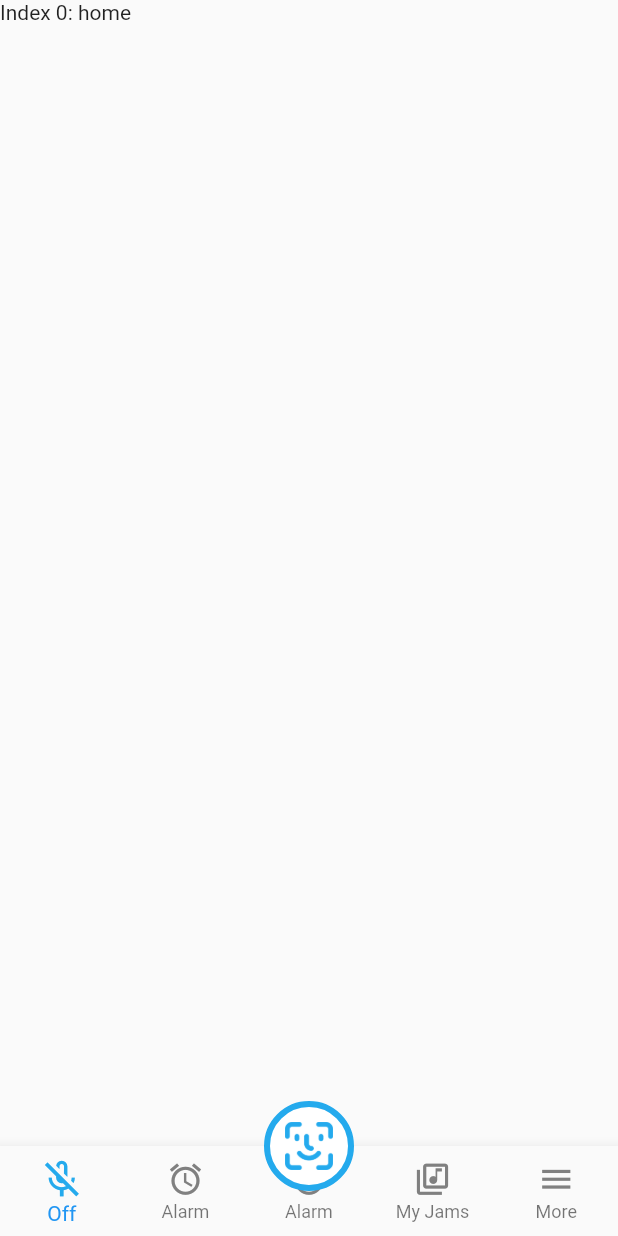
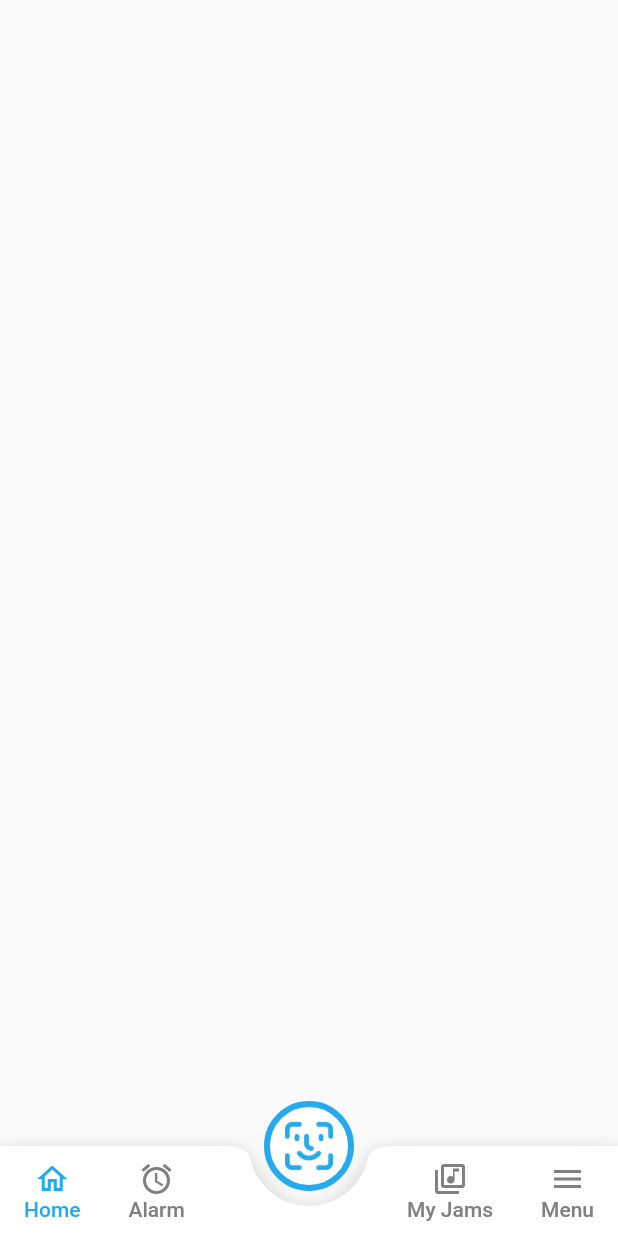
Before and after one commit to riqi3/WakeMeAppProject, a Flutter app: the screen it shows after launch, on a phone screen of 412 x 824 dp. Run offline on Flutter 3.47's test engine with Material 2 defaults, Android fonts, the phone set to English and light mode, and no system bars; our stand-ins replace camera.

Commit message:
4th commit: botnav updated

```diff
--- /dev/null
+++ b/lib/constants/bottomnav.dart
@@ -0,0 +1,132 @@
+import 'package:flutter/material.dart';
+import 'package:wmaproject/constants/colors.dart';
+
+import '../screens/Home/sidenav.dart';
+import '../screens/home.dart';
+import '../screens/home/alarm.dart';
+import '../screens/home/myjams.dart';
+
+class BottomNavMenu extends StatefulWidget {
+  const BottomNavMenu({super.key});
+
+  @override
+  State<BottomNavMenu> createState() => _BottomNavMenuState();
+}
+
+class _BottomNavMenuState extends State<BottomNavMenu> {
+  int currentTab = 0;
+  Widget currentScreen = HomeScreen();
+  @override
+  Widget build(BuildContext context) {
+    return BottomAppBar(
+      shape: CircularNotchedRectangle(),
+      notchMargin: 10,
+      child: Container(
+        height: 60,
+        child: Row(
+          mainAxisAlignment: MainAxisAlignment.spaceBetween,
+          children: <Widget>[
+            Row(
+              crossAxisAlignment: CrossAxisAlignment.start,
+              children: [
+                MaterialButton(
+                  minWidth: 40,
+                  onPressed: () {
+                    setState(() {
+                      currentScreen = HomeScreen();
+                      currentTab = 0;
+                    });
+                  },
+                  child: Column(
+                    mainAxisAlignment: MainAxisAlignment.center,
+                    children: [
+                      Icon(
+                        Icons.home_outlined,
+                        color: currentTab == 0 ? lightblue : grey1,
+                      ),
+                      Text('Home',
+                          style: TextStyle(
+                            color: currentTab == 0 ? lightblue : grey1,
+                          )),
+                    ],
+                  ),
+                ),
+                MaterialButton(
+                  minWidth: 40,
+                  onPressed: () {
+                    setState(() {
+                      currentScreen = AlarmScreen();
+                      currentTab = 1;
+                    });
+                  },
+                  child: Column(
+                    mainAxisAlignment: MainAxisAlignment.center,
+                    children: [
+                      Icon(
+                        Icons.access_alarm_outlined,
+                        color: currentTab == 1 ? lightblue : grey1,
+                      ),
+                      Text('Alarm',
+                          style: TextStyle(
+                            color: currentTab == 1 ? lightblue : grey1,
+                          )),
+                    ],
+                  ),
+                ),
+              ],
+            ),
+            Row(
+              crossAxisAlignment: CrossAxisAlignment.start,
+              children: [
+                MaterialButton(
+                  minWidth: 40,
+                  onPressed: () {
+                    setState(() {
+                      currentScreen = MyJamsScreen();
+                      currentTab = 2;
+                    });
+                  },
+                  child: Column(
+                    mainAxisAlignment: MainAxisAlignment.center,
+                    children: [
+                      Icon(
+                        Icons.library_music_outlined,
+                        color: currentTab == 2 ? lightblue : grey1,
+                      ),
+                      Text('My Jams',
+                          style: TextStyle(
+                            color: currentTab == 2 ? lightblue : grey1,
+                          )),
+                    ],
+                  ),
+                ),
+                MaterialButton(
+                  minWidth: 40,
+                  onPressed: () {
+                    setState(() {
+                      currentScreen = SideNavMenu();
+                      currentTab = 3;
+                    });
+                  },
+                  child: Column(
+                    mainAxisAlignment: MainAxisAlignment.center,
+                    children: [
+                      Icon(
+                        Icons.menu,
+                        color: currentTab == 3 ? lightblue : grey1,
+                      ),
+                      Text('Menu',
+                          style: TextStyle(
+                            color: currentTab == 3 ? lightblue : grey1,
+                          )),
+                    ],
+                  ),
+                ),
+              ],
+            ),
+          ],
+        ),
+      ),
+    );
+  }
+}
--- a/lib/main.dart
+++ b/lib/main.dart
@@ -1,4 +1,5 @@
 import 'package:flutter/material.dart';
+import 'package:wmaproject/screens/camera.dart';
 import '../screens/home.dart';
 
 void main() {
--- a/lib/screens/home.dart
+++ b/lib/screens/home.dart
@@ -2,6 +2,11 @@ import 'package:flutter/material.dart';
 import 'package:flutter/src/widgets/container.dart';
 import 'package:flutter/src/widgets/framework.dart';
 import 'package:wmaproject/constants/colors.dart';
+import 'package:wmaproject/screens/home/alarm.dart';
+import 'package:wmaproject/screens/home/myjams.dart';
+import 'package:wmaproject/screens/home/sidenav.dart';
+
+import '../constants/bottomnav.dart';
 
 class HomeScreen extends StatefulWidget {
   const HomeScreen({super.key});
@@ -11,29 +16,16 @@ class HomeScreen extends StatefulWidget {
 }
 
 class _HomeScreenState extends State<HomeScreen> {
-  int _currentIndex = 0;
-
-  static const List<Widget> _widgetOptions = <Widget>[
-    Text(
-      'Index 0: home',
-    ),
-    Text(
-      'Index 1: alarm',
-    ),
-    Text(
-      'Index 2: my jams',
-    ),
-    Text(
-      'Index 3: sidenav',
-    ),
-  ];
+  // final List<Widget> screens = <Widget>[
+  //   AlarmScreen(),
+  //   MyJamsScreen(),
+  //   SideNavMenu(),
+  // ];
 
   @override
   Widget build(BuildContext context) {
     return Scaffold(
-      body: Container(
-        child: _widgetOptions.elementAt(_currentIndex),
-      ),
+      body: Container(),
       floatingActionButton: Container(
         height: 60,
         width: 60,
@@ -47,7 +39,7 @@ class _HomeScreenState extends State<HomeScreen> {
             ),
             child: InkWell(
               onTap: () {
-                print('helo');
+                scanFace();
               },
               child: Container(
                 padding: EdgeInsets.all(10),
@@ -58,46 +50,29 @@ class _HomeScreenState extends State<HomeScreen> {
         ),
       ),
       floatingActionButtonLocation: FloatingActionButtonLocation.centerDocked,
-      bottomNavigationBar: bottomNav(),
+      bottomNavigationBar: BottomNavMenu(),
     );
   }
 
-  BottomNavigationBar bottomNav() {
-    return BottomNavigationBar(
-      currentIndex: _currentIndex,
-      unselectedIconTheme: IconThemeData(
-        color: grey1,
-        size: 25,
-      ),
-      selectedIconTheme: IconThemeData(color: lightblue, size: 30),
-      type: BottomNavigationBarType.fixed,
-      items: [
-        BottomNavigationBarItem(
-          icon: Icon(Icons.mic_off_outlined),
-          label: 'Off',
-        ),
-        BottomNavigationBarItem(
-          icon: Icon(Icons.access_alarm_outlined),
-          label: 'Alarm',
-        ),
-        BottomNavigationBarItem(
-          icon: Icon(Icons.access_alarm_outlined),
-          label: 'Alarm',
-        ),
-        BottomNavigationBarItem(
-          icon: Icon(Icons.library_music_outlined),
-          label: 'My Jams',
-        ),
-        BottomNavigationBarItem(
-          icon: Icon(Icons.menu),
-          label: 'More',
-        ),
-      ],
-      onTap: (index) {
-        setState(() {
-          _currentIndex = index;
-        });
-      },
-    );
+  void navOnTap(int _widgetOptions) {
+    if (_widgetOptions == 0) {
+      return print('home');
+    }
+    if (_widgetOptions == 1) {
+      return print('alarm');
+    }
+    if (_widgetOptions == 2) {
+      return;
+    }
+    if (_widgetOptions == 3) {
+      return print('jams');
+    }
+    if (_widgetOptions == 4) {
+      return print('more');
+    }
+  }
+
+  void scanFace() {
+    print('helo');
   }
 }
--- a/pubspec.yaml
+++ b/pubspec.yaml
@@ -36,6 +36,7 @@ dependencies:
   # The following adds the Cupertino Icons font to your application.
   # Use with the CupertinoIcons class for iOS style icons.
   cupertino_icons: ^1.0.2
+  camera: ^0.10.0+4
 
 dev_dependencies:
   flutter_test:
```
Also changed, not shown: lib/screens/camera.dart (added, +63 -0 lines), lib/screens/home/alarm.dart (added, +17 -0 lines), lib/screens/home/myjams.dart (added, +17 -0 lines), lib/screens/home/sidenav.dart (added, +50 -0 lines), pubspec.lock, 2 other files.
